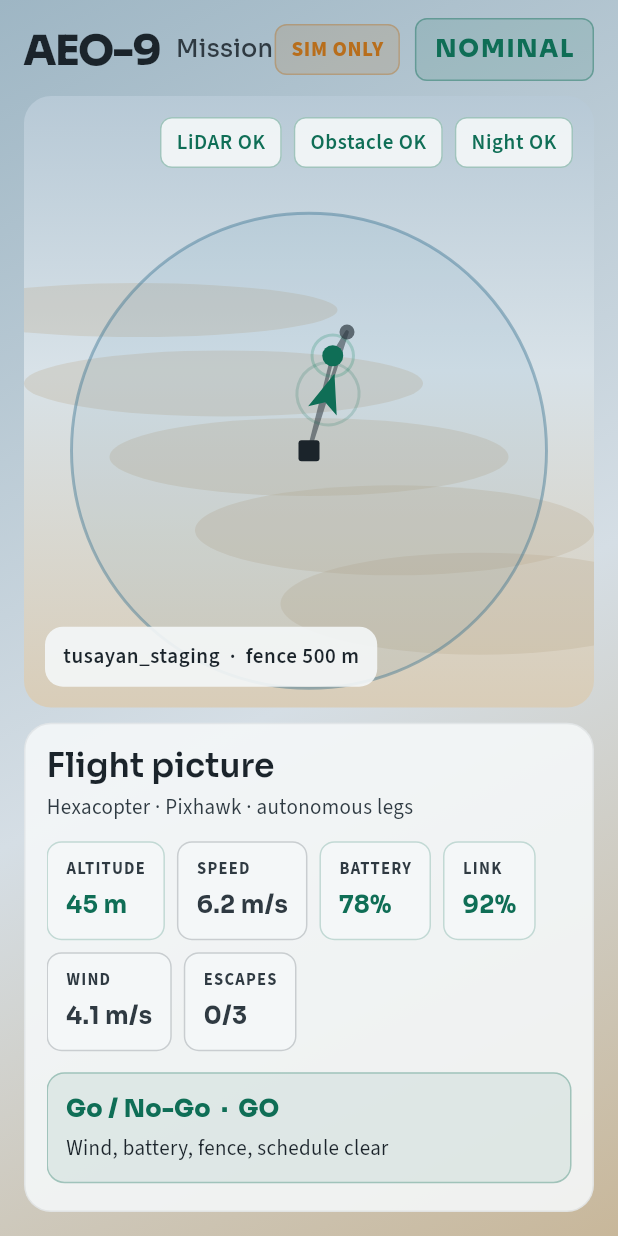
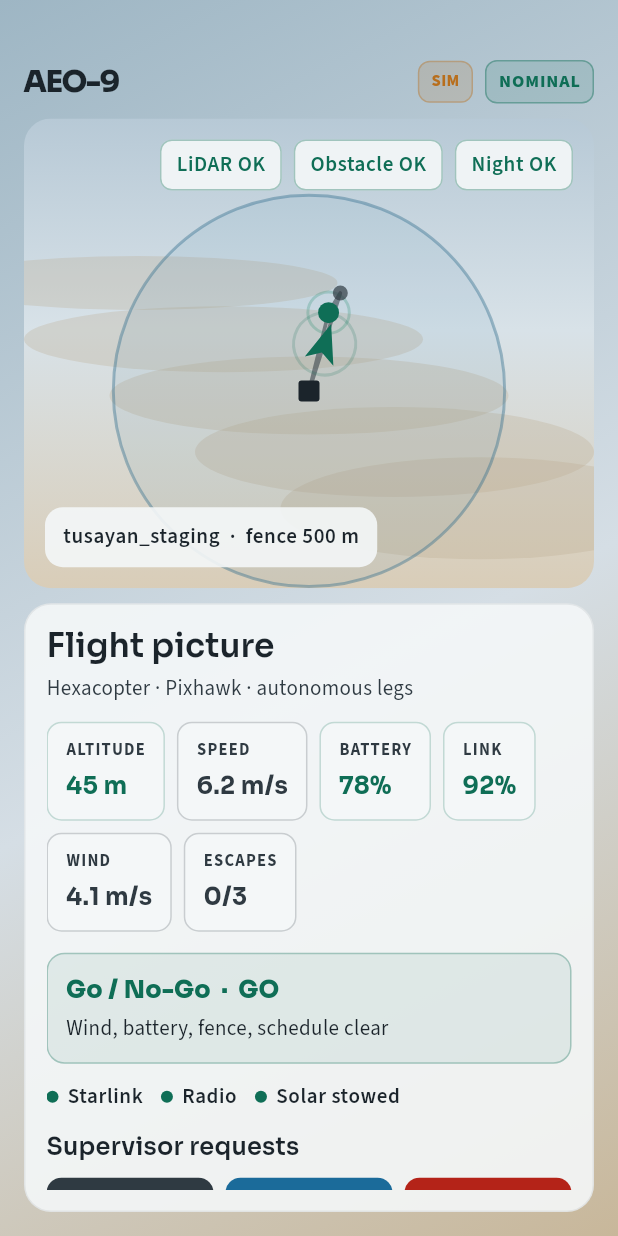
Before and after one commit to isvuejs-SI/https-github.com-org-aeo9_planning, a Flutter app: the screen it shows after launch, on a phone screen of 412 x 824 dp. Run offline on Flutter 3.47's test engine with Material 3 defaults, Android fonts, the phone set to English and light mode, and no system bars; our stand-ins replace google_fonts.

Commit message:
Fix AEO-9 Mission compact layout for iPhone-width displays.
Tighten the top bar and link row so the 393x852 viewport no longer
overflows; add an iPhone-sized widget test.

Co-authored-by: Isaac Tang <isvuejs@gmail.com>

```diff
--- a/aeo9_ui/lib/screens/mission_screen.dart
+++ b/aeo9_ui/lib/screens/mission_screen.dart
@@ -146,15 +146,17 @@ class _CompactMission extends StatelessWidget {
 
   @override
   Widget build(BuildContext context) {
+    final mapHeight = MediaQuery.sizeOf(context).height * 0.38;
     return Column(
       crossAxisAlignment: CrossAxisAlignment.stretch,
       children: [
+        // Extra top inset so Dynamic Island / notch preview does not cover brand.
+        const SizedBox(height: 28),
         _TopBar(snap: snap),
         const SizedBox(height: 10),
-        Expanded(flex: 5, child: _MapPanel(snap: snap)),
+        SizedBox(height: mapHeight, child: _MapPanel(snap: snap)),
         const SizedBox(height: 10),
         Expanded(
-          flex: 4,
           child: _SidePanel(
             snap: snap,
             onRequest: onRequest,
@@ -180,43 +182,65 @@ class _TopBar extends StatelessWidget {
       FailsafeState.land => Aeo9Colors.danger,
     };
 
-    return Row(
+    final narrow = MediaQuery.sizeOf(context).width < 420;
+    return FittedBox(
+      fit: BoxFit.scaleDown,
+      alignment: Alignment.centerLeft,
+      child: SizedBox(
+        width: MediaQuery.sizeOf(context).width -
+            (narrow ? 32 : 32), // match outer horizontal padding
+        child: Row(
           children: [
             Text(
               'AEO-9',
-          style: Theme.of(context).textTheme.headlineMedium?.copyWith(
+              style: TextStyle(
+                fontFamily: Theme.of(context).textTheme.titleLarge?.fontFamily,
                 fontWeight: FontWeight.w800,
                 letterSpacing: -1.0,
+                fontSize: narrow ? 20 : 28,
+                color: Aeo9Colors.ink,
               ),
             ),
+            if (!narrow) ...[
               const SizedBox(width: 10),
-        Text(
+              const Text(
                 'Mission',
-          style: Theme.of(context).textTheme.titleMedium?.copyWith(
+                style: TextStyle(
+                  fontSize: 18,
+                  fontWeight: FontWeight.w500,
                   color: Aeo9Colors.stone,
-                fontWeight: FontWeight.w500,
                 ),
               ),
+            ],
             const Spacer(),
             if (snap.simOnly)
               Container(
-            margin: const EdgeInsets.only(right: 10),
-            padding: const EdgeInsets.symmetric(horizontal: 10, vertical: 6),
+                margin: const EdgeInsets.only(right: 8),
+                padding: EdgeInsets.symmetric(
+                  horizontal: narrow ? 8 : 10,
+                  vertical: narrow ? 5 : 6,
+                ),
                 decoration: BoxDecoration(
                   color: Aeo9Colors.warn.withValues(alpha: 0.15),
                   borderRadius: BorderRadius.circular(8),
-              border: Border.all(color: Aeo9Colors.warn.withValues(alpha: 0.35)),
+                  border: Border.all(
+                    color: Aeo9Colors.warn.withValues(alpha: 0.35),
+                  ),
                 ),
                 child: Text(
-              'SIM ONLY',
-              style: Theme.of(context).textTheme.labelLarge?.copyWith(
+                  narrow ? 'SIM' : 'SIM ONLY',
+                  style: TextStyle(
                     color: Aeo9Colors.warn,
                     fontWeight: FontWeight.w800,
+                    fontSize: narrow ? 11 : 13,
                   ),
                 ),
               ),
             Container(
-          padding: const EdgeInsets.symmetric(horizontal: 12, vertical: 8),
+              padding: EdgeInsets.symmetric(
+                horizontal: narrow ? 8 : 12,
+                vertical: narrow ? 5 : 8,
+              ),
               decoration: BoxDecoration(
                 color: stateColor.withValues(alpha: 0.12),
                 borderRadius: BorderRadius.circular(8),
@@ -224,14 +248,17 @@ class _TopBar extends StatelessWidget {
               ),
               child: Text(
                 snap.failsafeLabel,
-            style: Theme.of(context).textTheme.titleMedium?.copyWith(
+                style: TextStyle(
                   color: stateColor,
                   fontWeight: FontWeight.w800,
-                  letterSpacing: 1.2,
+                  letterSpacing: narrow ? 0.6 : 1.2,
+                  fontSize: narrow ? 12 : 16,
                 ),
               ),
             ),
           ],
+        ),
+      ),
     );
   }
 }
@@ -337,12 +364,7 @@ class _SidePanel extends StatelessWidget {
         borderRadius: BorderRadius.circular(18),
         border: Border.all(color: Aeo9Colors.stone.withValues(alpha: 0.08)),
       ),
-      child: LayoutBuilder(
-        builder: (context, constraints) {
-          return SingleChildScrollView(
-            child: ConstrainedBox(
-              constraints: BoxConstraints(minHeight: constraints.maxHeight),
-              child: IntrinsicHeight(
+      child: SingleChildScrollView(
         child: Column(
           crossAxisAlignment: CrossAxisAlignment.stretch,
           children: [
@@ -440,8 +462,7 @@ class _SidePanel extends StatelessWidget {
                     ),
               ),
             ],
-                    const Spacer(),
-                    const SizedBox(height: 12),
+            const SizedBox(height: 16),
             Text(
               'Screen 1/5 · features 1–6 + glanceables from sensing, power, link',
               style: Theme.of(context).textTheme.bodySmall?.copyWith(
@@ -450,10 +471,6 @@ class _SidePanel extends StatelessWidget {
             ),
           ],
         ),
-              ),
-            ),
-          );
-        },
       ),
     );
   }
@@ -514,12 +531,12 @@ class _LinkRow extends StatelessWidget {
 
   @override
   Widget build(BuildContext context) {
-    return Row(
+    return Wrap(
+      spacing: 12,
+      runSpacing: 8,
       children: [
         _LinkDot(label: 'Starlink', up: snap.starlinkUp),
-        const SizedBox(width: 12),
         _LinkDot(label: 'Radio', up: snap.radioUp),
-        const SizedBox(width: 12),
         _LinkDot(label: 'Solar stowed', up: !snap.solarDeployed),
       ],
     );
```
Also changed, not shown: 1 other file. Lines whose indentation alone changed are shown as unchanged.
